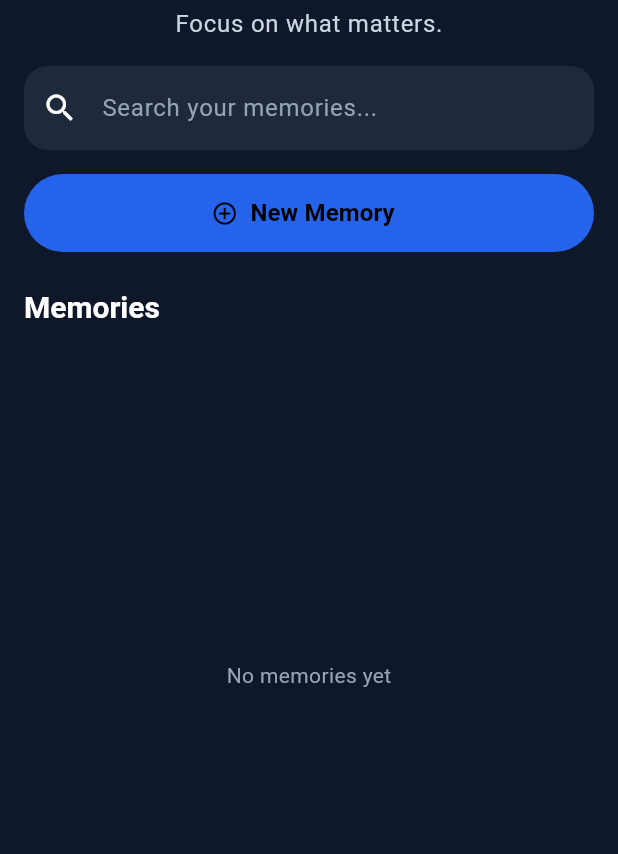
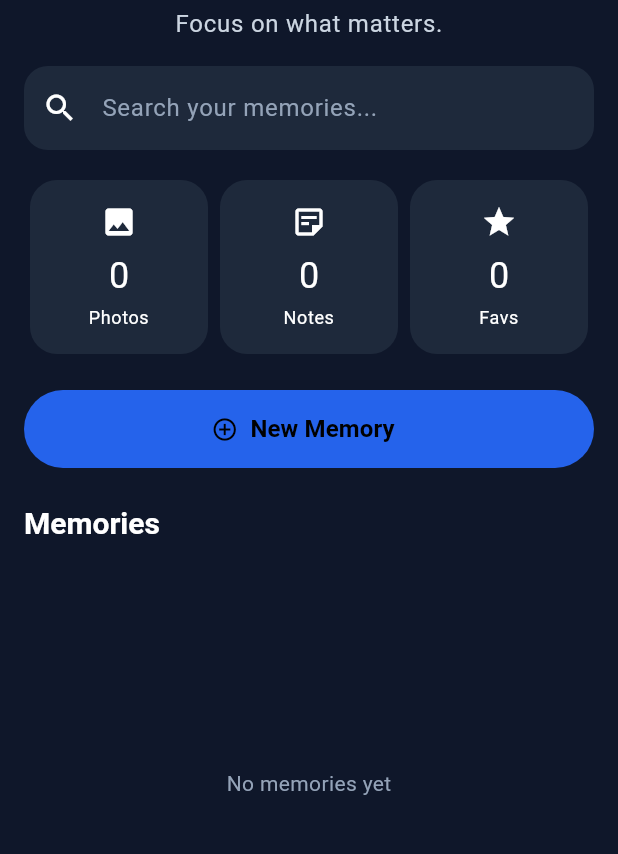
Before and after one commit to TGNman1975/memorylens-app, a Flutter app: the screen it shows after launch, on a phone screen of 412 x 824 dp, the part 204-1058 px from its top. Run offline on Flutter 3.47's test engine with Material 3 defaults, Android fonts, the phone set to English and light mode, and no system bars; our stand-ins replace drift, geolocator, image_picker; accounts and stored records are empty; generated files the repository leaves out were written again.

Commit message:
"Milestone 1: Quick Notes, Gallery and Memory Dashboard"
"Milestone 1: Quick Notes, Gallery and Memory Dashboard"

```diff
--- a/lib/providers/memory_provider.dart
+++ b/lib/providers/memory_provider.dart
@@ -12,7 +12,21 @@ class MemoryProvider extends ChangeNotifier {
   List<Memory> _memories = [];
 
   List<Memory> get memories => _memories;
+    int get totalMemories => _memories.length;
 
+int get favouriteCount =>
+    _memories.where((m) => m.favourite).length;
+
+int get photoCount =>
+    _memories.where((m) => m.imagePath != null).length;
+
+int get quickNoteCount =>
+    _memories.where((m) => m.imagePath == null).length;
+
+int get locationCount =>
+    _memories.where(
+      (m) => m.latitude != null && m.longitude != null,
+    ).length;
   // ---------------------------------------------------------------------------
   // Load
   // ---------------------------------------------------------------------------
--- a/lib/screens/home_screen.dart
+++ b/lib/screens/home_screen.dart
@@ -6,7 +6,7 @@ import '../providers/memory_provider.dart';
 import '../services/camera_service.dart';
 import '../services/location_service.dart';
 import '../widgets/common/app_header.dart';
-
+import '../widgets/home/memory_stats_card.dart';
 import '../widgets/common/section_title.dart';
 
 import '../widgets/memory/memory_search_bar.dart';
@@ -113,13 +113,19 @@ Future<void> _showPhotoSourceSheet() async {
     }
   }
 
-  Future<void> _quickNote() async {
-  await Navigator.push(
+ Future<void> _quickNote() async {
+  final saved = await Navigator.push<bool>(
     context,
     MaterialPageRoute(
       builder: (_) => const QuickNoteScreen(),
     ),
   );
+
+  if (!mounted) return;
+
+  if (saved == true) {
+    await context.read<MemoryProvider>().loadMemories();
+  }
 }
 
   Future<void> _testLocation() async {
@@ -190,7 +196,27 @@ Future<void> _showPhotoSourceSheet() async {
               ),
 
               const SizedBox(height: 16),
+              Row(
+  children: [
+    MemoryStatsCard(
+      label: 'Photos',
+      value: provider.photoCount,
+      icon: Icons.photo,
+    ),
+    MemoryStatsCard(
+      label: 'Notes',
+      value: provider.quickNoteCount,
+      icon: Icons.sticky_note_2_outlined,
+    ),
+    MemoryStatsCard(
+      label: 'Favs',
+      value: provider.favouriteCount,
+      icon: Icons.star,
+    ),
+  ],
+),
 
+const SizedBox(height: 20),
               NewMemoryButton(
   onPressed: _showNewMemorySheet,
 ),
--- /dev/null
+++ b/lib/widgets/home/memory_stats_card.dart
@@ -0,0 +1,51 @@
+import 'package:flutter/material.dart';
+
+class MemoryStatsCard extends StatelessWidget {
+  const MemoryStatsCard({
+    super.key,
+    required this.label,
+    required this.value,
+    required this.icon,
+    this.onTap,
+  });
+
+  final String label;
+  final int value;
+  final IconData icon;
+  final VoidCallback? onTap;
+
+  @override
+  Widget build(BuildContext context) {
+    return Expanded(
+      child: InkWell(
+        borderRadius: BorderRadius.circular(12),
+        onTap: onTap,
+        child: Card(
+          clipBehavior: Clip.antiAlias,
+          child: Padding(
+            padding: const EdgeInsets.symmetric(
+              vertical: 16,
+              horizontal: 8,
+            ),
+            child: Column(
+              children: [
+                Icon(icon),
+                const SizedBox(height: 8),
+                Text(
+                  value.toString(),
+                  style: Theme.of(context).textTheme.headlineSmall,
+                ),
+                const SizedBox(height: 4),
+                Text(
+                  label,
+                  textAlign: TextAlign.center,
+                  style: Theme.of(context).textTheme.bodySmall,
+                ),
+              ],
+            ),
+          ),
+        ),
+      ),
+    );
+  }
+}
```
Also changed, not shown: lib/screens/quick_note_screen.dart (+22 -7 lines), lib/widgets/memory/memory_card.dart (+7 -1 lines).
